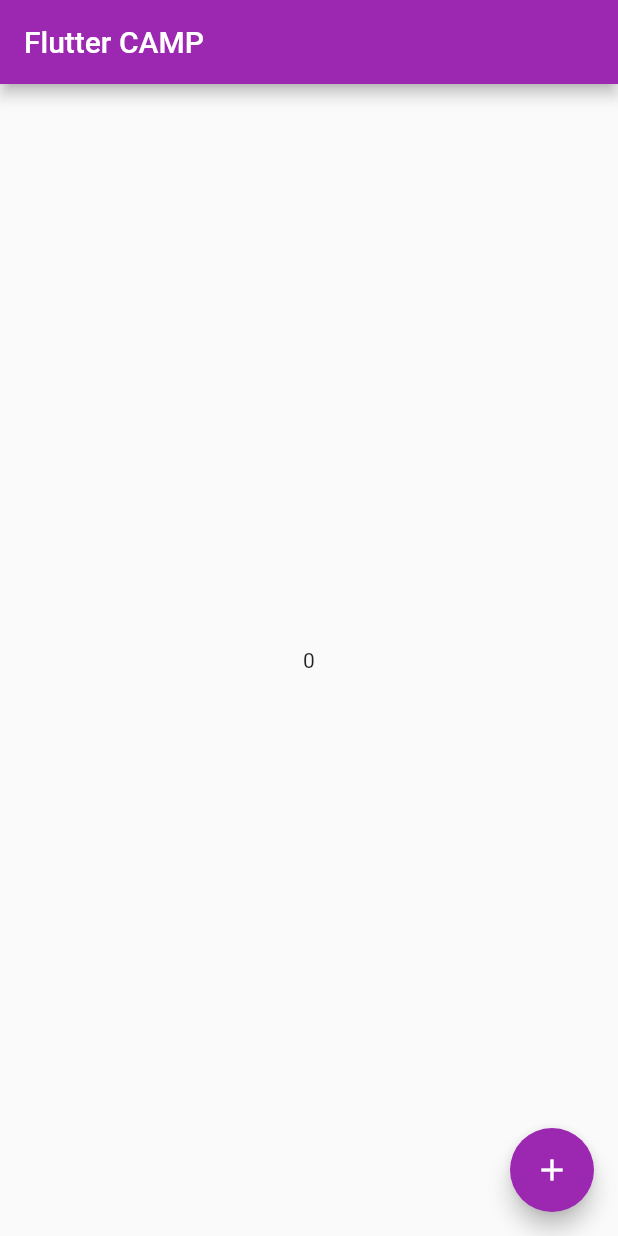
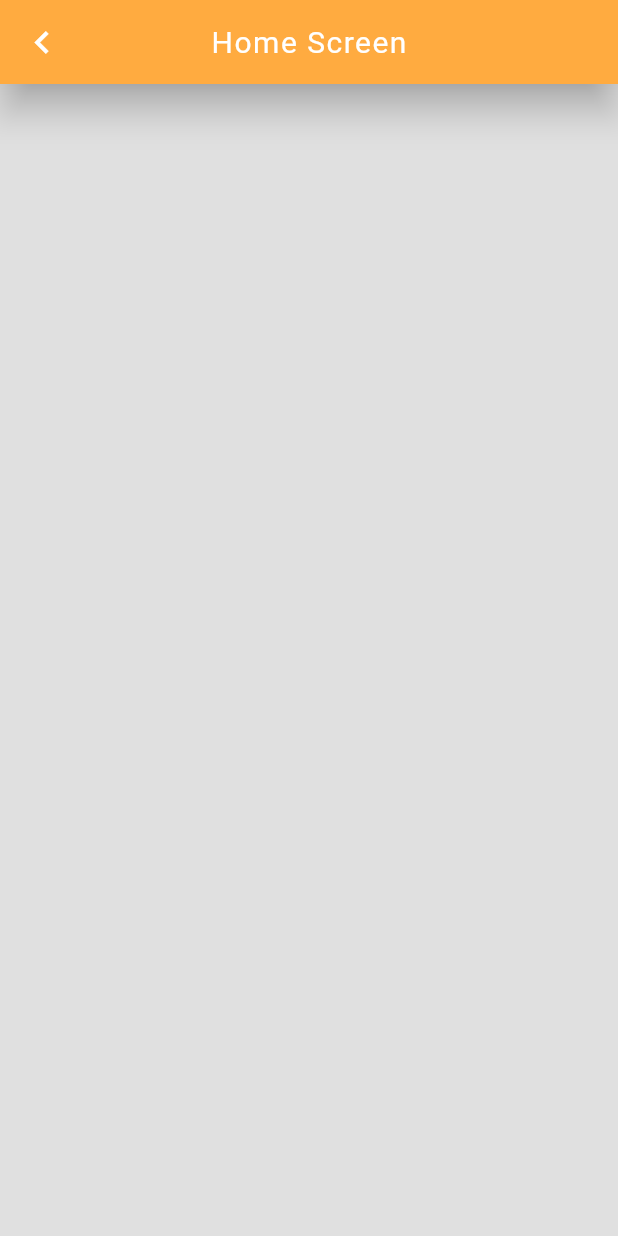
Before and after one commit to Kenennacc/Flutter-App, a Flutter app: the screen it shows after launch, on a phone screen of 412 x 824 dp. Run offline on Flutter 3.47's test engine with Material 2 defaults, Android fonts, the phone set to English and light mode, and no system bars.

Commit message:
app bar fixed

```diff
--- a/lib/home.dart
+++ b/lib/home.dart
@@ -12,19 +12,24 @@ class _HomeScreenState extends State<HomeScreen> {
   int _counter = 0;
   Widget build(BuildContext context) {
     return Scaffold(
+      backgroundColor: Colors.grey.shade300,
       appBar: AppBar(
-        title: Text('Flutter CAMP'),
-      ),
-      body: Center(
-        child: Text(_counter.toString()),
-      ),
-      floatingActionButton: FloatingActionButton(
-        onPressed: () {
-          setState(() {
-            _counter = _counter + 1;
-          });
-        },
-        child: const Icon(Icons.add),
+        leading: const Icon(
+          Icons.chevron_left,
+          size: 30,
+          color: Colors.white,
+        ),
+        elevation: 10,
+        backgroundColor: Colors.orangeAccent,
+        centerTitle: true,
+        title: const Text(
+          "Home Screen",
+          style: TextStyle(
+              letterSpacing: 1,
+              color: Colors.white,
+              fontSize: 20,
+              fontWeight: FontWeight.normal),
+        ),
       ),
     );
   }
```
